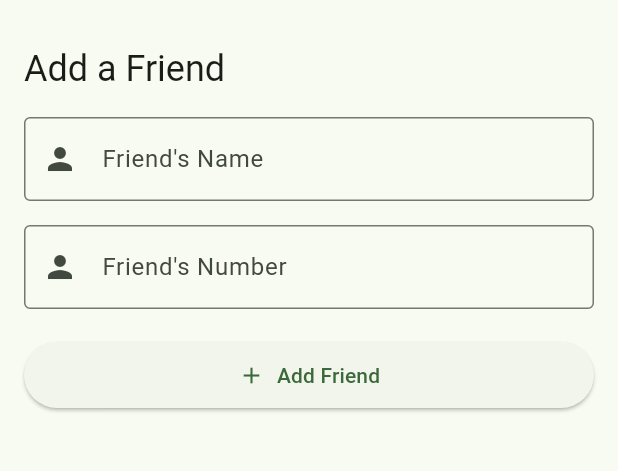
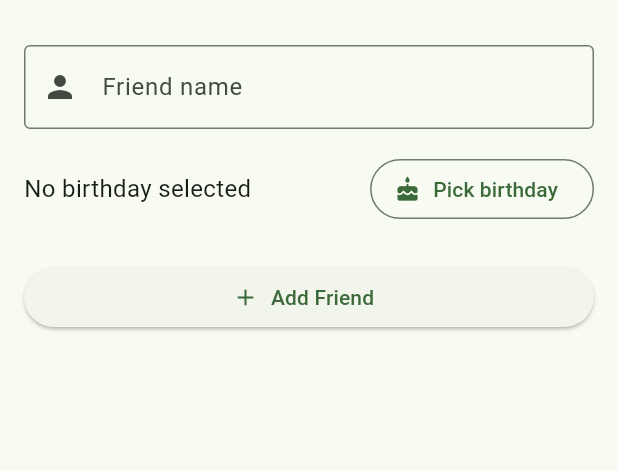
Before and after one commit to spilledbobatea/ITSE-2343-final-project, a Flutter app: the screen it shows after launch, in the side drawer, after a tap on "Add Friend", on a phone screen of 412 x 824 dp, the part 63-534 px from its top. Run offline on Flutter 3.47's test engine with Material 3 defaults, Android fonts, the phone set to English and light mode, and no system bars; our stand-ins replace table_calendar.

Commit message:
reworked addfriends page

```diff
--- a/lib/add_friends_page.dart
+++ b/lib/add_friends_page.dart
@@ -1,14 +1,7 @@
 import 'package:flutter/material.dart';
 
-class Friend {
-  final String name;
-  final String bday;
-
-  Friend({required this.name, required this.bday});
-}
-
 class AddFriendPage extends StatefulWidget {
-  final Function(String) onFriendAdded;
+  final Function(String, DateTime?) onFriendAdded;
 
   const AddFriendPage({super.key, required this.onFriendAdded});
 
@@ -17,24 +10,33 @@ class AddFriendPage extends StatefulWidget {
 }
 
 class _AddFriendPageState extends State<AddFriendPage> {
-  final _formKey = GlobalKey<FormState>();
   final _nameController = TextEditingController();
-  final _numberController = TextEditingController();
+  DateTime? _selectedBday;
 
-  void _submitForm() {
-   if (_formKey.currentState!.validate()) {
-     final newFriend = Friend(
-       name: _nameController.text.trim(),
-       bday: _numberController.text.trim()
+  Future<void> _pickBday(BuildContext context) async {
+    final picked = await showDatePicker(
+        context: context,
+        initialDate: DateTime(2026, 1, 1),
+        firstDate: DateTime(2026, 1, 1),
+        lastDate: DateTime(2026, 1, 31),
     );
+    if (picked !=null) {
+      setState(() {
+        _selectedBday = picked;
+      });
+    }
+  }
 
-     widget.onFriendAdded(newFriend as String);
-
+  void _submit() {
+    final name = _nameController.text.trim();
+   if (name.isNotEmpty) {
+     widget.onFriendAdded(name, _selectedBday);
      _nameController.clear();
-     _numberController.clear();
-
+     setState(() {
+       _selectedBday = null;
+     });
      ScaffoldMessenger.of(context).showSnackBar(
-       SnackBar(content: Text("${newFriend.name} added!")),
+       SnackBar(content: Text("Added $name to your friends!")),
      );
    }
   }
@@ -42,7 +44,6 @@ class _AddFriendPageState extends State<AddFriendPage> {
   @override
   void dispose() {
     _nameController.dispose();
-    _numberController.dispose();
     super.dispose();
   }
 
@@ -50,58 +51,46 @@ class _AddFriendPageState extends State<AddFriendPage> {
   Widget build(BuildContext context) {
     return Padding(
       padding: const EdgeInsets.all(16),
-      child: Form(
-        key: _formKey,
       child: Column(
         crossAxisAlignment: CrossAxisAlignment.stretch,
         children: [
-            Text("Add a Friend", style: Theme.of(context).textTheme.headlineSmall),
-            const SizedBox(height: 16),
-            TextFormField(
+            TextField(
               controller: _nameController,
               decoration: const InputDecoration(
-                labelText: "Friend's Name",
+                labelText: 'Friend name',
                 border: OutlineInputBorder(),
-                prefixIcon: Icon(Icons.person)
+                prefixIcon: Icon(Icons.person),
               ),
-              keyboardType: TextInputType.name,
-              validator: (value) {
-                if (value == null || value.trim().isEmpty) {
-                  return "Please enter a name";
-                } else {
-                  return null;
-                }
-              },
             ),
             const SizedBox(height: 16),
-            TextFormField(
-              controller: _numberController,
-              decoration: const InputDecoration(
-                  labelText: "Friend's Number",
-                  border: OutlineInputBorder(),
-                  prefixIcon: Icon(Icons.person)
+            Row (
+              children: [
+                Expanded(
+                    child: Text(
+                      _selectedBday == null
+                      ? "No birthday selected"
+                      : "Birthday: ${_selectedBday!.month}/${_selectedBday!.day}/${_selectedBday!.year}",
+                      style: const TextStyle(fontSize: 16),
                     ),
-              keyboardType: TextInputType.number,
-              validator: (value) {
-                if (value == null || value.trim().isEmpty) {
-                  return "Please enter a number";
-                } else {
-                  return null;
-                }
-              },
                 ),
-            const SizedBox(height: 20),
-            ElevatedButton.icon(
-              onPressed: _submitForm,
+                OutlinedButton.icon(
+                  icon: const Icon(Icons.cake_rounded),
+                  label: const Text("Pick birthday"),
+                  onPressed: () => _pickBday(context),
+                ),
+              ],
+            ),
+            const SizedBox(height: 24),
+            SizedBox(
+              width: double.infinity,
+              child: ElevatedButton.icon(
                 icon: const Icon(Icons.add),
                 label: const Text("Add Friend"),
-              style: ElevatedButton.styleFrom(
-                padding: const EdgeInsets.symmetric(vertical: 12)
+                onPressed: _submit
               ),
             )
-          ],
+        ]
       )
-      ),
     );
   }
 }
--- a/lib/home_page.dart
+++ b/lib/home_page.dart
@@ -1,10 +1,11 @@
 import 'package:flutter/material.dart';
 import 'package:table_calendar/table_calendar.dart';
 import 'add_friends_page.dart';
+import 'main.dart';
 
 class HomePage extends StatefulWidget {
-  final Map<String, Set<DateTime>> busySchedules;
-  const HomePage({super.key, required this.busySchedules});
+  final List<Friend> friends;
+  const HomePage({super.key, required this.friends});
 
   @override
   State<StatefulWidget> createState() => _HomePageState();
@@ -20,11 +21,14 @@ class _HomePageState extends State<HomePage> {
     // Drop down selection
     if (_selectedFriendFilter !=null) {
       // selected friends
-      return widget.busySchedules[_selectedFriendFilter]?.contains(key) ?? false;
+      final friend = widget.friends.firstWhere(
+          (f) => f.name == _selectedFriendFilter,
+      );
+      return friend.busyDates.contains(key);
     } else {
       // all friends
-      for (final dates in widget.busySchedules.values) {
-        if (dates.contains(key)) return true;
+      for (final friend in widget.friends) {
+        if (friend.busyDates.contains(key)) return true;
       }
       return false;
     }
@@ -45,7 +49,6 @@ class _HomePageState extends State<HomePage> {
 
   @override
   Widget build(BuildContext context) {
-    final friends = widget.busySchedules.keys.toList();
     final suggestedDates = _getSuggestions();
     return SingleChildScrollView(
       child: Column(
@@ -94,10 +97,10 @@ class _HomePageState extends State<HomePage> {
                             value: null,
                             child: Text("All")
                         ),
-                        ...friends.map((friend) {
+                        ...widget.friends.map((friend) {
                             return DropdownMenuItem<String?>(
-                              value: friend,
-                              child: Text(friend),
+                              value: friend.name,
+                              child: Text(friend.name),
                             );
                         }),
                       ],
--- a/lib/main.dart
+++ b/lib/main.dart
@@ -23,6 +23,14 @@ class MyApp extends StatelessWidget {
   }
 }
 
+class Friend {
+  final String name;
+  final DateTime? bday;
+  final Set<DateTime> busyDates;
+
+  Friend({required this.name, this.bday, Set<DateTime>? busyDates}) : busyDates = busyDates ?? {};
+}
+
 class MyHomePage extends StatefulWidget {
   const MyHomePage({super.key, required this.title});
 
@@ -35,33 +43,36 @@ class MyHomePage extends StatefulWidget {
 class _MyHomePageState extends State<MyHomePage> {
   int _currentIndex = 0;
 
-  final Map<String, Set<DateTime>> _busySchedules = {
-    'Me': {DateTime(2026, 1, 3), DateTime(2026, 1, 17), DateTime(2026, 1, 19), DateTime(2026, 1, 23)},
-    'Lily': {DateTime(2026, 1, 6), DateTime(2026, 1, 15), DateTime(2026, 1, 18), DateTime(2026, 1, 22)},
-    'Timothy': {DateTime(2026, 1, 7), DateTime(2026, 1, 22), DateTime(2026, 1, 27)}
-  };
+  final List<Friend> _friends = [
+    Friend(
+      name: "Mari'A",
+      bday: DateTime(2026, 1, 12),
+      busyDates: {DateTime(2026, 1, 3), DateTime(2026, 1, 17), DateTime(2026, 1, 19), DateTime(2026, 1, 23)}
+    ),
+    Friend(
+      name: "Lily",
+      bday: DateTime(2026, 1, 18),
+      busyDates: {DateTime(2026, 1, 6), DateTime(2026, 1, 15), DateTime(2026, 1, 18), DateTime(2026, 1, 22)}
+    ),
+    Friend(
+      name: "Timothy",
+      bday: DateTime(2026, 1, 29),
+      busyDates: {DateTime(2026, 1, 7), DateTime(2026, 1, 22), DateTime(2026, 1, 27)}
+    )
+  ];
 
-  void _addFriend(String name) {
-    if (name.isNotEmpty && !_busySchedules.containsKey(name)) {
+  void _addFriend(String name, DateTime? bday) {
+    if (name.isNotEmpty && !_friends.any((f) => f.name == name)) {
       setState(() {
-        _busySchedules[name] = {};
+        _friends.add(Friend(name: name, bday: bday));
       });
     }
-  }
-
-  void _toggleBusyDate(String friend, DateTime date) {
-    final key = DateTime(date.year, date.month, date.day);
-    setState(() {
-      final dates = _busySchedules[friend] ?? {};
-      dates.contains(key) ? dates.remove(key) : dates.add(key);
-      _busySchedules[friend] = dates;
-    });
   }
 
   @override
   Widget build(BuildContext context) {
     final pages = [
-      HomePage(busySchedules: _busySchedules),
+      HomePage(friends: _friends),
       AddFriendPage(onFriendAdded: _addFriend),
     ];
 
```
Lines whose indentation alone changed are shown as unchanged.
